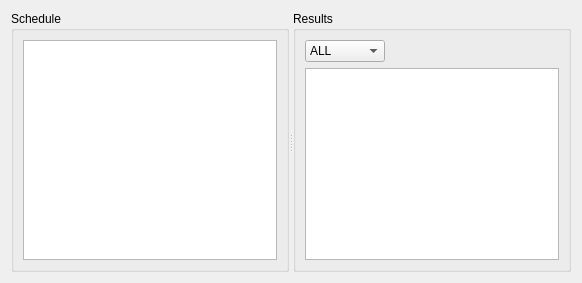
Before: the Qt Designer form tradingfootball/previousweekwidget.ui in protoblock/protoblock, drawn with Qt 5.
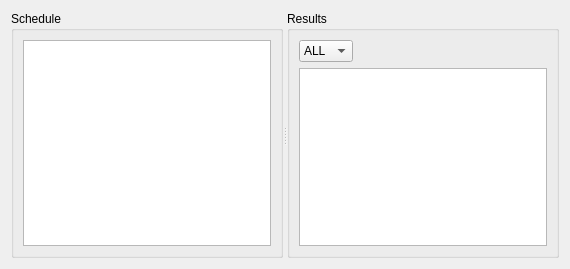
After: the same form once the commit is applied.

Patch:
```diff
--- a/tradingfootball/previousweekwidget.ui
+++ b/tradingfootball/previousweekwidget.ui
@@ -2,6 +2,14 @@
 <ui version="4.0">
  <class>PreviousWeekWidget</class>
  <widget class="QWidget" name="PreviousWeekWidget">
+  <property name="geometry">
+   <rect>
+    <x>0</x>
+    <y>0</y>
+    <width>570</width>
+    <height>269</height>
+   </rect>
+  </property>
   <property name="windowTitle">
    <string>Form</string>
   </property>
@@ -50,10 +58,19 @@
          <property name="orientation">
           <enum>Qt::Horizontal</enum>
          </property>
+         <property name="sizeHint" stdset="0">
+          <size>
+           <width>0</width>
+           <height>0</height>
+          </size>
+         </property>
         </spacer>
        </item>
        <item row="1" column="0" colspan="3">
         <widget class="QTableView" name="myProjectionTableView">
+         <property name="alternatingRowColors">
+          <bool>true</bool>
+         </property>
          <property name="selectionMode">
           <enum>QAbstractItemView::SingleSelection</enum>
          </property>
```
